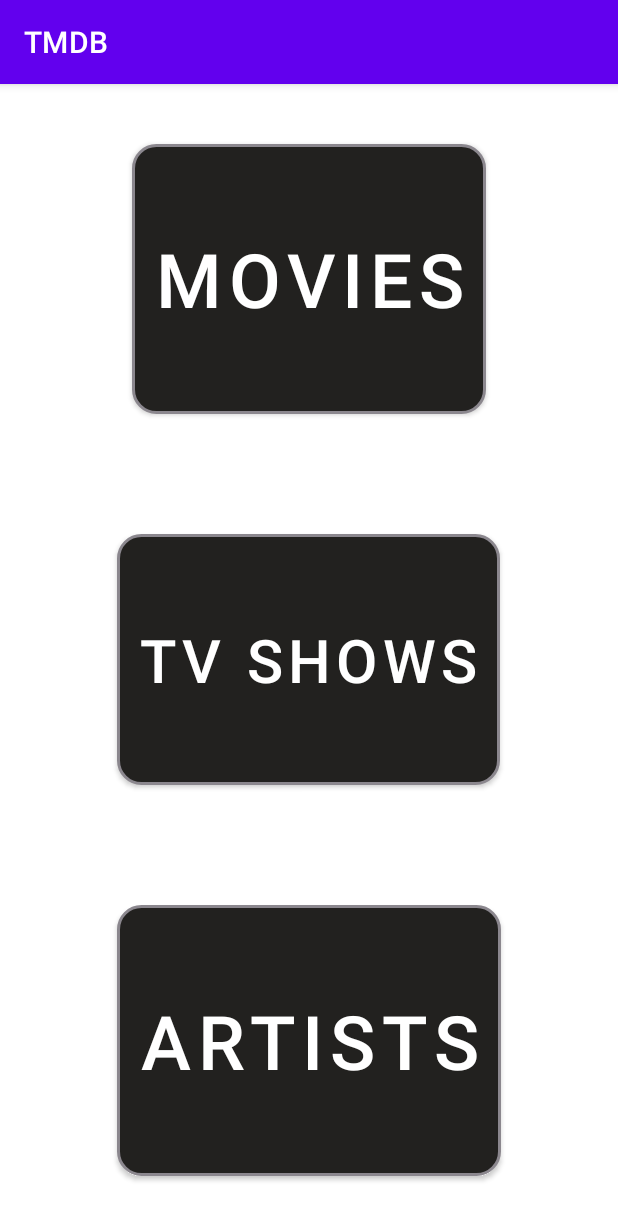
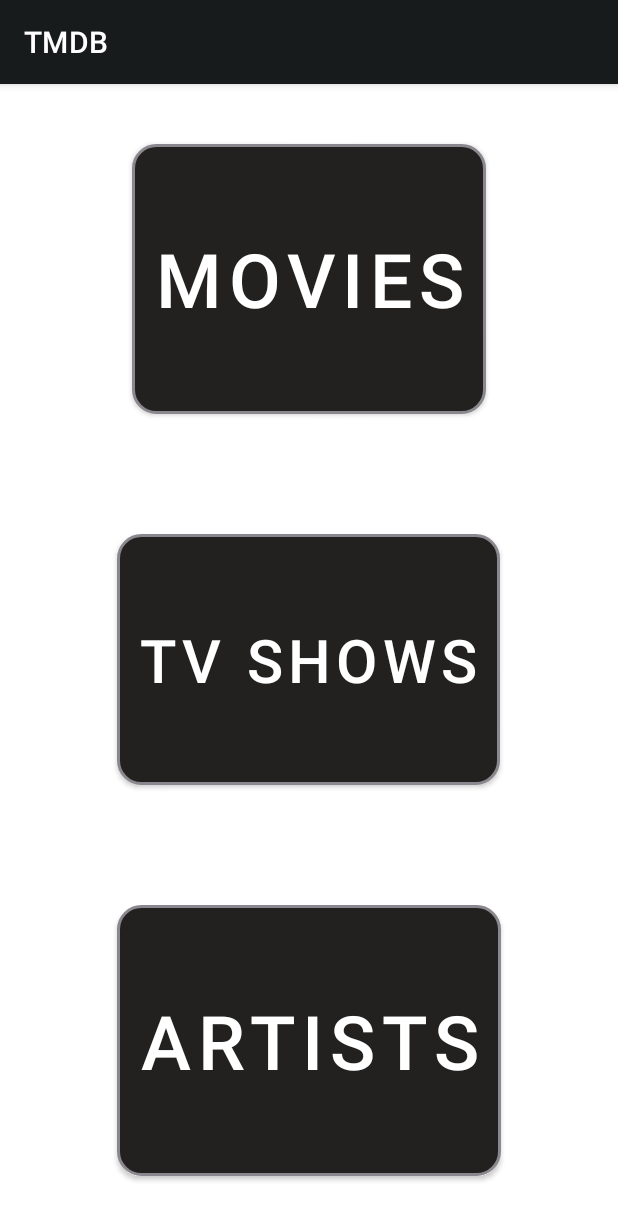
Before and after one commit to SimbaMupfu/TMDB-app, an Android app: the screen it shows after launch (HomeActivity), on a phone screen of 412 x 824 dp. Shown: the top 1220 px of the screen. Run offline under Robolectric (Android 15) with nearby library versions, the phone set to English and light mode, and no system bars; our stand-ins replace Dagger/Hilt's generated code, data binding.

Commit message:
Display popular movies and changes some app colors

```diff
--- a/app/src/main/res/layout/list_item.xml
+++ b/app/src/main/res/layout/list_item.xml
@@ -16,7 +16,7 @@
             android:layout_gravity="center"
             android:clickable="true"
             android:focusable="true"
-            app:cardBackgroundColor="@color/purple_500"
+            app:cardBackgroundColor="@color/colorAccent"
             app:cardCornerRadius="10dp"
             app:cardElevation="10dp">
 
--- a/app/src/main/res/values-night/themes.xml
+++ b/app/src/main/res/values-night/themes.xml
@@ -2,8 +2,8 @@
     <!-- Base application theme. -->
     <style name="Theme.TMDB" parent="Theme.MaterialComponents.DayNight.DarkActionBar">
         <!-- Primary brand color. -->
-        <item name="colorPrimary">@color/purple_200</item>
-        <item name="colorPrimaryVariant">@color/purple_700</item>
+        <item name="colorPrimary">@color/colorAccent</item>
+        <item name="colorPrimaryVariant">@color/colorAccent</item>
         <item name="colorOnPrimary">@color/black</item>
         <!-- Secondary brand color. -->
         <item name="colorSecondary">@color/teal_200</item>
--- a/app/src/main/res/values/colors.xml
+++ b/app/src/main/res/values/colors.xml
@@ -7,7 +7,7 @@
     <color name="teal_700">#FF018786</color>
     <color name="black">#FF000000</color>
     <color name="white">#FFFFFFFF</color>
-    <color name="colorAccent"></color>
+    <color name="colorAccent">#171B1B</color>
     <color name="btnColor">#22211F</color>
     <color name="btnStrokeColor">#8b878E</color>
 </resources>
--- a/app/src/main/res/values/themes.xml
+++ b/app/src/main/res/values/themes.xml
@@ -2,8 +2,8 @@
     <!-- Base application theme. -->
     <style name="Theme.TMDB" parent="Theme.MaterialComponents.DayNight.DarkActionBar">
         <!-- Primary brand color. -->
-        <item name="colorPrimary">@color/purple_500</item>
-        <item name="colorPrimaryVariant">@color/purple_700</item>
+        <item name="colorPrimary">@color/colorAccent</item>
+        <item name="colorPrimaryVariant">@color/colorAccent</item>
         <item name="colorOnPrimary">@color/white</item>
         <!-- Secondary brand color. -->
         <item name="colorSecondary">@color/teal_200</item>
```
Also changed, not shown: app/src/main/java/com/sims/hustles/tmdb/presentation/movie/MovieActivity.kt (+25 -1 lines).
